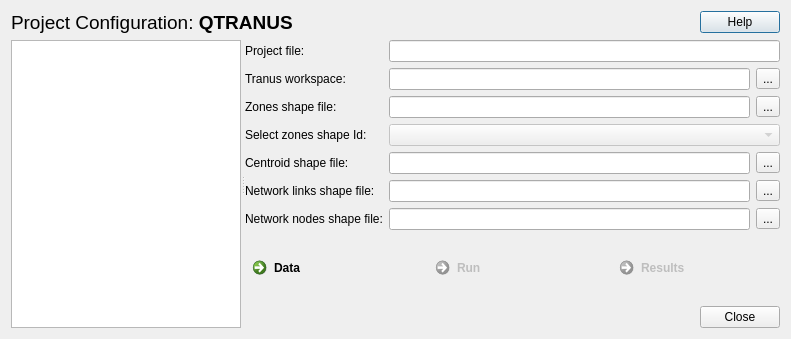
Qt form qtranus_dialog_base.ui (TomasdelaBarra/QTRANUS) before a commit.
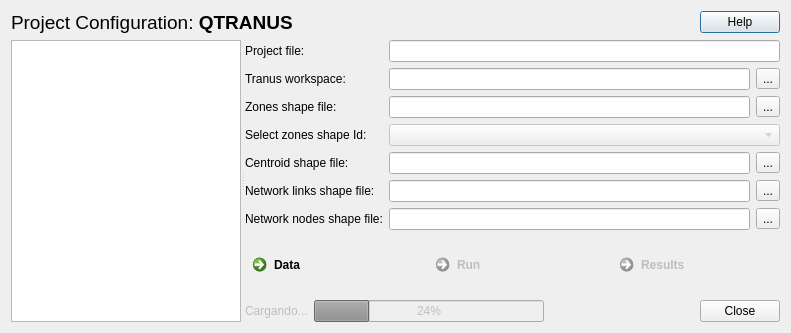
The same form after that commit. Icons and pictures are not drawn.

Diff of the .ui file:
```diff
--- a/qtranus_dialog_base.ui
+++ b/qtranus_dialog_base.ui
@@ -10,7 +10,7 @@
     <x>0</x>
     <y>0</y>
     <width>791</width>
-    <height>339</height>
+    <height>333</height>
    </rect>
   </property>
   <property name="windowTitle">
@@ -317,17 +317,24 @@
        <item>
         <layout class="QHBoxLayout" name="horizontalLayout_5">
          <item>
-          <spacer name="horizontalSpacer">
-           <property name="orientation">
-            <enum>Qt::Horizontal</enum>
+          <widget class="QLabel" name="lbl_load">
+           <property name="enabled">
+            <bool>false</bool>
            </property>
-           <property name="sizeHint" stdset="0">
-            <size>
-             <width>40</width>
-             <height>20</height>
-            </size>
+           <property name="text">
+            <string>Cargando...</string>
            </property>
-          </spacer>
+          </widget>
+         </item>
+         <item>
+          <widget class="QProgressBar" name="pg_loading">
+           <property name="enabled">
+            <bool>false</bool>
+           </property>
+           <property name="value">
+            <number>24</number>
+           </property>
+          </widget>
          </item>
          <item>
           <widget class="QDialogButtonBox" name="button_box">
```
